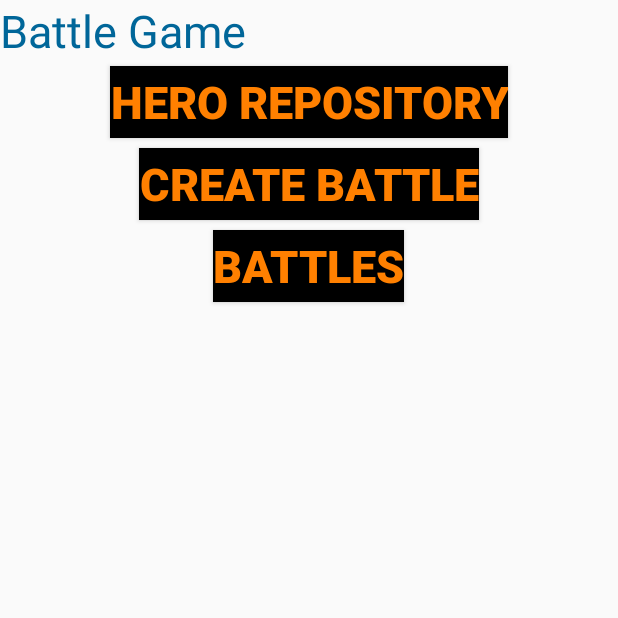
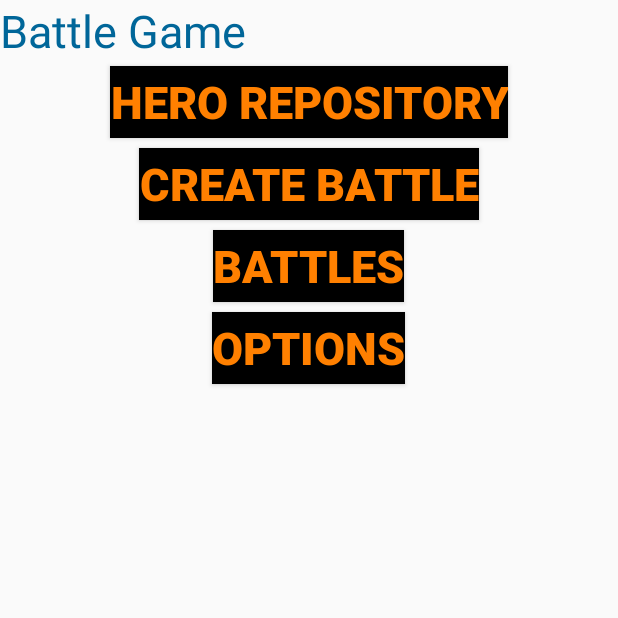
Before and after one commit to tuskeb/Csanydroid1, an Android app: the screen it shows after launch (MainActivity), on a phone screen of 412 x 824 dp, the top half of it. Run offline under Robolectric (Android 15) with nearby library versions, the phone set to English and light mode, and no system bars.

```diff
--- a/app/src/main/java/hu/csany_zeg/one/csanydroid1/NavigationDrawerFragment.java
+++ b/app/src/main/java/hu/csany_zeg/one/csanydroid1/NavigationDrawerFragment.java
@@ -32,7 +32,7 @@ import android.widget.Toast;
 import android.widget.Toolbar;
 
 import hu.csany_zeg.one.csanydroid1.core.Battle;
-import hu.csany_zeg.one.csanydroid1.core.LocalHero;
+//import hu.csany_zeg.one.csanydroid1.core.LocalHero;
 
 /**
  * Fragment used for managing interactions for and presentation of a navigation drawer.
--- a/app/src/main/res/layout/fragment_hero_detail.xml
+++ b/app/src/main/res/layout/fragment_hero_detail.xml
@@ -65,6 +65,7 @@
         android:singleLine="true"
         android:layout_alignRight="@+id/defensiveTextView"
         android:layout_alignEnd="@+id/defensiveTextView" />
+
 
     <TextView
         android:layout_width="wrap_content"
--- a/app/src/main/res/layout/fragment_main.xml
+++ b/app/src/main/res/layout/fragment_main.xml
@@ -62,6 +62,16 @@
             android:layout_alignParentStart="true"
             android:layout_gravity="center_horizontal"
             style="@style/button_style" />
+        <Button
+            android:layout_width="wrap_content"
+            android:layout_height="wrap_content"
+            android:text="Options"
+            android:id="@+id/new_options_button"
+            android:layout_centerVertical="true"
+            android:layout_alignParentLeft="true"
+            android:layout_alignParentStart="true"
+            android:layout_gravity="center_horizontal"
+            style="@style/button_style" />
     </LinearLayout>
 
 </RelativeLayout>
```
Also changed, not shown: app/src/main/java/hu/csany_zeg/one/csanydroid1/HeroDetailFragment.java (+22 -11 lines), 1 other file. Lines whose indentation alone changed are shown as unchanged.
